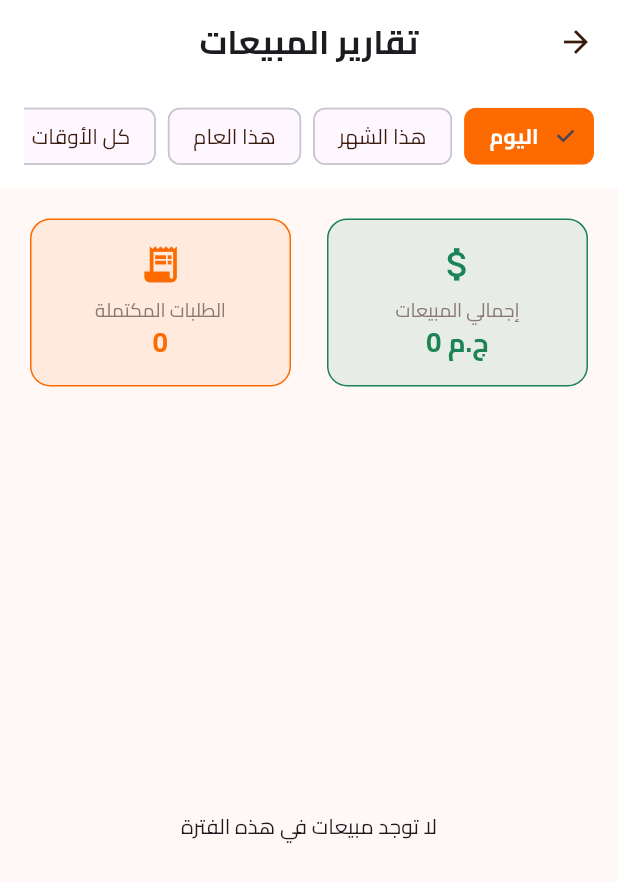
After one commit to moalaa125/engez, a Flutter app: the OwnerDashboardScreen screen opened by its route, after a tap on "تقارير المبيعات", on a phone screen of 412 x 824 dp. The commit adds this screen. Shown: the top 882 px of the screen. Run offline on Flutter 3.47's test engine with Material 3 defaults, Android fonts, the phone set to English and light mode, and no system bars; our stand-ins replace audioplayers, cached_network_image, carousel_slider, cloud_firestore, equatable, firebase_analytics and 15 more; missing offline and left inert: syncfusion_flutter_core, syncfusion_flutter_pdfviewer; accounts and stored records are empty.

Commit message:
add sales reports dashboard, fix UI overflow, and correct routing

```diff
--- a/lib/features/order/presentation/screens/owner_orders_screen.dart
+++ b/lib/features/order/presentation/screens/owner_orders_screen.dart
@@ -109,7 +109,7 @@ class _OwnerOrdersScreenState extends State<OwnerOrdersScreen> {
               totalPrice: 200,
               status: 'pending',
               createdAt: DateTime.now(),
-            )) : (state as OrderLoaded).orders;
+            )) : (state as OrderLoaded).orders.where((o) => o.status != 'delivered' && o.status != 'cancelled').toList();
 
             if (!isLoading && orders.isEmpty) {
               return Center(
--- a/lib/features/owner/presentation/screens/owner_dashboard_screen.dart
+++ b/lib/features/owner/presentation/screens/owner_dashboard_screen.dart
@@ -103,6 +103,36 @@ Future<void> _navigateToEditPlace(BuildContext context) async {
   context.push('/owner-dashboard/edit-place', extra: place);
 }
 
+Future<void> _navigateToSalesReport(BuildContext context) async {
+  final user = FirebaseAuth.instance.currentUser;
+  if (user == null) return;
+  final doc = await FirebaseFirestore.instance
+      .collection('users')
+      .doc(user.uid)
+      .get();
+  final placeId = doc.data()?['placeId'] as String?;
+  if (!context.mounted) return;
+  if (placeId == null) {
+    ScaffoldMessenger.of(context).showSnackBar(
+      const SnackBar(content: Text('لم يتم العثور على مكان مرتبط بحسابك')),
+    );
+    return;
+  }
+  final placeDoc = await FirebaseFirestore.instance
+      .collection('places')
+      .doc(placeId)
+      .get();
+  if (!placeDoc.exists) {
+    ScaffoldMessenger.of(
+      context,
+    ).showSnackBar(const SnackBar(content: Text('المكان غير موجود')));
+    return;
+  }
+  final place = Place.fromDoc(placeDoc);
+  if (!context.mounted) return;
+  context.push('/owner-dashboard/sales-report', extra: place);
+}
+
 class _OwnerDashboardScreenState extends State<OwnerDashboardScreen> {
   String? _placeName;
   String? _placeId;
@@ -179,11 +209,12 @@ class _OwnerDashboardScreenState extends State<OwnerDashboardScreen> {
           ),
         ],
       ),
-      body: Padding(
-        padding: EdgeInsets.all(16.w),
-        child: Column(
-          crossAxisAlignment: CrossAxisAlignment.start,
-          children: [
+      body: SingleChildScrollView(
+        child: Padding(
+          padding: EdgeInsets.all(16.w),
+          child: Column(
+            crossAxisAlignment: CrossAxisAlignment.start,
+            children: [
             Row(
               children: [
                 CircleAvatar(
@@ -293,6 +324,14 @@ class _OwnerDashboardScreenState extends State<OwnerDashboardScreen> {
             ),
 
             DashboardMenuTile(
+              icon: Icons.bar_chart,
+              title: 'تقارير المبيعات',
+              subtitle: 'راجع مبيعاتك اليومية والشهرية',
+              color: MyColors.myDarkOrange,
+              onTap: () => _navigateToSalesReport(context),
+            ),
+
+            DashboardMenuTile(
               icon: Icons.shopping_bag_outlined,
               title: 'الطلبات الواردة',
               subtitle: 'شاهد الطلبات الجديدة',
@@ -301,6 +340,7 @@ class _OwnerDashboardScreenState extends State<OwnerDashboardScreen> {
             ),
           ],
         ),
+      ),
       ),
     );
   }
--- /dev/null
+++ b/lib/features/owner/presentation/screens/owner_sales_report_screen.dart
@@ -0,0 +1,266 @@
+import 'package:engez/constants/my_colors.dart';
+import 'package:engez/features/order/manager/order_cubit.dart';
+import 'package:engez/features/order/manager/order_state.dart';
+import 'package:engez/features/order/models/order_model.dart';
+import 'package:engez/models/place_model.dart';
+import 'package:flutter/material.dart';
+import 'package:flutter_bloc/flutter_bloc.dart';
+import 'package:flutter_screenutil/flutter_screenutil.dart';
+import 'package:intl/intl.dart';
+import 'package:go_router/go_router.dart';
+
+class OwnerSalesReportScreen extends StatefulWidget {
+  final Place place;
+  const OwnerSalesReportScreen({super.key, required this.place});
+
+  @override
+  State<OwnerSalesReportScreen> createState() => _OwnerSalesReportScreenState();
+}
+
+class _OwnerSalesReportScreenState extends State<OwnerSalesReportScreen> {
+  String _selectedFilter = 'today'; // 'today', 'month', 'year', 'all'
+
+  @override
+  void initState() {
+    super.initState();
+    context.read<OrderCubit>().fetchPlaceOrders(widget.place.id);
+  }
+
+  bool _isSameDay(DateTime date1, DateTime date2) {
+    return date1.year == date2.year &&
+        date1.month == date2.month &&
+        date1.day == date2.day;
+  }
+
+  bool _isSameMonth(DateTime date1, DateTime date2) {
+    return date1.year == date2.year && date1.month == date2.month;
+  }
+
+  bool _isSameYear(DateTime date1, DateTime date2) {
+    return date1.year == date2.year;
+  }
+
+  List<OrderModel> _filterOrders(List<OrderModel> allOrders) {
+    final now = DateTime.now();
+    return allOrders.where((order) {
+      if (order.status != 'delivered') return false; // Only count completed orders for revenue
+
+      switch (_selectedFilter) {
+        case 'today':
+          return _isSameDay(order.createdAt, now);
+        case 'month':
+          return _isSameMonth(order.createdAt, now);
+        case 'year':
+          return _isSameYear(order.createdAt, now);
+        case 'all':
+        default:
+          return true;
+      }
+    }).toList();
+  }
+
+  Map<String, List<OrderModel>> _groupOrdersByDate(List<OrderModel> orders) {
+    Map<String, List<OrderModel>> grouped = {};
+    for (var order in orders) {
+      String dateStr = DateFormat('yyyy-MM-dd').format(order.createdAt);
+      if (!grouped.containsKey(dateStr)) {
+        grouped[dateStr] = [];
+      }
+      grouped[dateStr]!.add(order);
+    }
+    return grouped;
+  }
+
+  @override
+  Widget build(BuildContext context) {
+    return Scaffold(
+      backgroundColor: MyColors.myBackground,
+      appBar: AppBar(
+        title: const Text(
+          'تقارير المبيعات',
+          style: TextStyle(fontFamily: 'cairo', fontWeight: FontWeight.bold),
+        ),
+        backgroundColor: MyColors.myWhite,
+        centerTitle: true,
+        leading: IconButton(
+          icon: const Icon(Icons.arrow_back, color: MyColors.myDarkText),
+          onPressed: () {
+            if (Navigator.canPop(context)) {
+              Navigator.pop(context);
+            } else {
+              context.go('/owner-dashboard');
+            }
+          },
+        ),
+      ),
+      body: BlocBuilder<OrderCubit, OrderState>(
+        builder: (context, state) {
+          if (state is OrderLoading) {
+            return const Center(child: CircularProgressIndicator());
+          }
+          if (state is OrderError) {
+            return Center(child: Text('حدث خطأ: ${state.message}'));
+          }
+
+          if (state is OrderLoaded) {
+            final filteredOrders = _filterOrders(state.orders);
+            final double totalRevenue = filteredOrders.fold(0, (sum, item) => sum + item.totalPrice);
+            final groupedOrders = _groupOrdersByDate(filteredOrders);
+
+            // Sort dates descending
+            final sortedDates = groupedOrders.keys.toList()..sort((a, b) => b.compareTo(a));
+
+            return Column(
+              children: [
+                _buildFilterChips(),
+                _buildSummaryCards(totalRevenue, filteredOrders.length),
+                Expanded(
+                  child: filteredOrders.isEmpty
+                      ? const Center(child: Text('لا توجد مبيعات في هذه الفترة'))
+                      : ListView.builder(
+                          padding: EdgeInsets.all(16.w),
+                          itemCount: sortedDates.length,
+                          itemBuilder: (context, index) {
+                            final date = sortedDates[index];
+                            final dayOrders = groupedOrders[date]!;
+                            final dayTotal = dayOrders.fold(0.0, (sum, item) => sum + item.totalPrice);
+
+                            return _buildDateGroup(date, dayOrders, dayTotal);
+                          },
+                        ),
+                ),
+              ],
+            );
+          }
+          return const SizedBox();
+        },
+      ),
+    );
+  }
+
+  Widget _buildFilterChips() {
+    return Container(
+      color: MyColors.myWhite,
+      padding: EdgeInsets.symmetric(vertical: 12.h, horizontal: 16.w),
+      child: SingleChildScrollView(
+        scrollDirection: Axis.horizontal,
+        child: Row(
+          children: [
+            _buildChip('today', 'اليوم'),
+            SizedBox(width: 8.w),
+            _buildChip('month', 'هذا الشهر'),
+            SizedBox(width: 8.w),
+            _buildChip('year', 'هذا العام'),
+            SizedBox(width: 8.w),
+            _buildChip('all', 'كل الأوقات'),
+          ],
+        ),
+      ),
+    );
+  }
+
+  Widget _buildChip(String filter, String label) {
+    final isSelected = _selectedFilter == filter;
+    return ChoiceChip(
+      label: Text(label),
+      selected: isSelected,
+      onSelected: (selected) {
+        if (selected) {
+          setState(() {
+            _selectedFilter = filter;
+          });
+        }
+      },
+      selectedColor: MyColors.myOrange,
+      labelStyle: TextStyle(
+        color: isSelected ? MyColors.myWhite : MyColors.myDarkText,
+        fontWeight: isSelected ? FontWeight.bold : FontWeight.normal,
+      ),
+    );
+  }
+
+  Widget _buildSummaryCards(double revenue, int orderCount) {
+    return Padding(
+      padding: EdgeInsets.all(16.w),
+      child: Row(
+        children: [
+          Expanded(
+            child: Card(
+              color: MyColors.mySuccess.withValues(alpha: 0.1),
+              elevation: 0,
+              shape: RoundedRectangleBorder(borderRadius: BorderRadius.circular(15.r), side: const BorderSide(color: MyColors.mySuccess)),
+              child: Padding(
+                padding: EdgeInsets.all(16.w),
+                child: Column(
+                  children: [
+                    Icon(Icons.attach_money, color: MyColors.mySuccess, size: 32.r),
+                    SizedBox(height: 8.h),
+                    Text('إجمالي المبيعات', style: TextStyle(color: MyColors.myTextSecondary, fontSize: 14.sp)),
+                    Text('ج.م ${revenue.toStringAsFixed(0)}', style: TextStyle(color: MyColors.mySuccess, fontSize: 20.sp, fontWeight: FontWeight.bold)),
+                  ],
+                ),
+              ),
+            ),
+          ),
+          SizedBox(width: 16.w),
+          Expanded(
+            child: Card(
+              color: MyColors.myOrange.withValues(alpha: 0.1),
+              elevation: 0,
+              shape: RoundedRectangleBorder(borderRadius: BorderRadius.circular(15.r), side: const BorderSide(color: MyColors.myOrange)),
+              child: Padding(
+                padding: EdgeInsets.all(16.w),
+                child: Column(
+                  children: [
+                    Icon(Icons.receipt_long, color: MyColors.myOrange, size: 32.r),
+                    SizedBox(height: 8.h),
+                    Text('الطلبات المكتملة', style: TextStyle(color: MyColors.myTextSecondary, fontSize: 14.sp)),
+                    Text('$orderCount', style: TextStyle(color: MyColors.myOrange, fontSize: 20.sp, fontWeight: FontWeight.bold)),
+                  ],
+                ),
+              ),
+            ),
+          ),
+        ],
+      ),
+    );
+  }
+
+  Widget _buildDateGroup(String date, List<OrderModel> orders, double dayTotal) {
+    // Format date nicely
+    final DateTime parsedDate = DateTime.parse(date);
+    final String displayDate = DateFormat('EEEE, d MMM yyyy', 'ar').format(parsedDate);
+
+    return Column(
+      crossAxisAlignment: CrossAxisAlignment.start,
+      children: [
+        Padding(
+          padding: EdgeInsets.symmetric(vertical: 8.h),
+          child: Row(
+            mainAxisAlignment: MainAxisAlignment.spaceBetween,
+            children: [
+              Text(
+                displayDate,
+                style: TextStyle(fontSize: 16.sp, fontWeight: FontWeight.bold, color: MyColors.myDarkOrange),
+              ),
+              Text(
+                'ج.م ${dayTotal.toStringAsFixed(0)}',
+                style: TextStyle(fontSize: 16.sp, fontWeight: FontWeight.bold, color: MyColors.mySuccess),
+              ),
+            ],
+          ),
+        ),
+        ...orders.map((order) => Card(
+              margin: EdgeInsets.only(bottom: 12.h),
+              shape: RoundedRectangleBorder(borderRadius: BorderRadius.circular(10.r)),
+              child: ListTile(
+                title: Text('طلب #${order.id.substring(0, 5)}', style: const TextStyle(fontWeight: FontWeight.bold)),
+                subtitle: Text(DateFormat('hh:mm a', 'ar').format(order.createdAt)),
+                trailing: Text('ج.م ${order.totalPrice}', style: TextStyle(fontWeight: FontWeight.bold, color: MyColors.myOrange, fontSize: 16.sp)),
+              ),
+            )),
+        Divider(height: 24.h),
+      ],
+    );
+  }
+}
--- a/lib/router/app_router.dart
+++ b/lib/router/app_router.dart
@@ -9,6 +9,7 @@ import 'package:engez/features/place/presentation/screens/place_details.dart';
 import 'package:engez/features/cart/presentation/screens/cart_screen.dart';
 import 'package:engez/features/profile/presentation/screens/profile.dart';
 import 'package:engez/features/owner/presentation/screens/owner_dashboard_screen.dart';
+import 'package:engez/features/owner/presentation/screens/owner_sales_report_screen.dart';
 import 'package:engez/features/admin/presentation/screens/admin_dashboard_screen.dart';
 import 'package:engez/features/admin/presentation/screens/admin_requests_screen.dart';
 import 'package:engez/features/place/presentation/screens/add_edit_place_screen.dart';
@@ -199,6 +200,18 @@ class AppRouter {
               return OwnerOrdersScreen(place: place);
             },
           ),
+          GoRoute(
+            path: 'sales-report',
+            builder: (context, state) {
+              final place = state.extra as Place?;
+              if (place == null) {
+                return const Scaffold(
+                  body: Center(child: Text('المكان غير موجود')),
+                );
+              }
+              return OwnerSalesReportScreen(place: place);
+            },
+          ),
         ],
       ),
       GoRoute(
```
